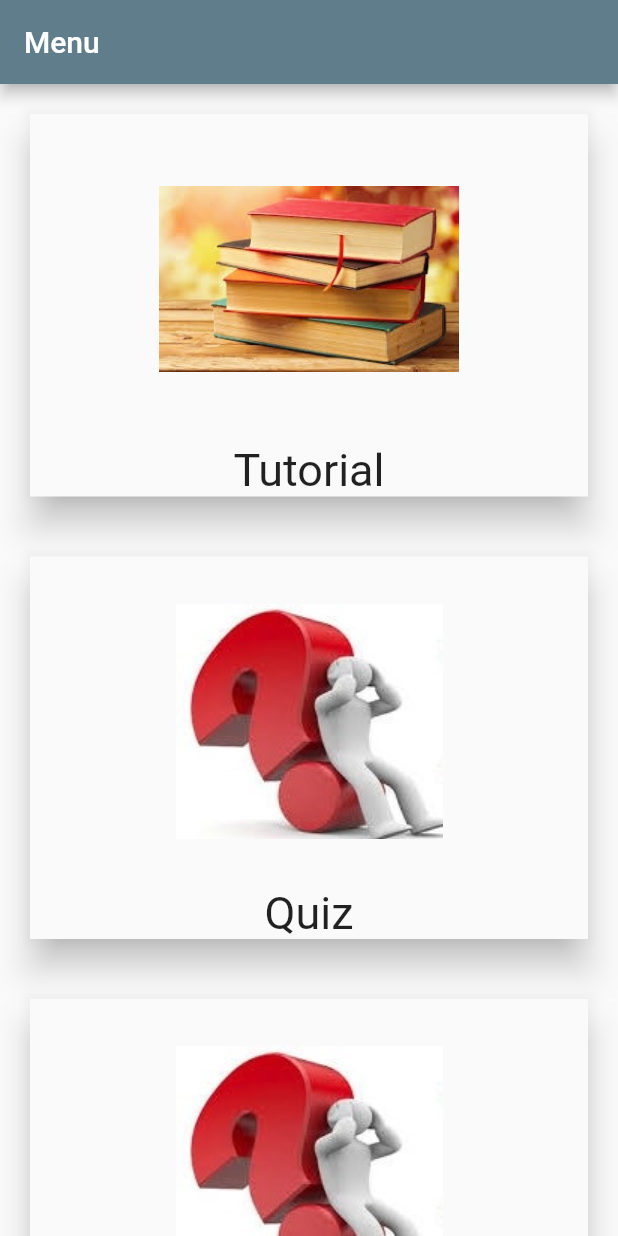
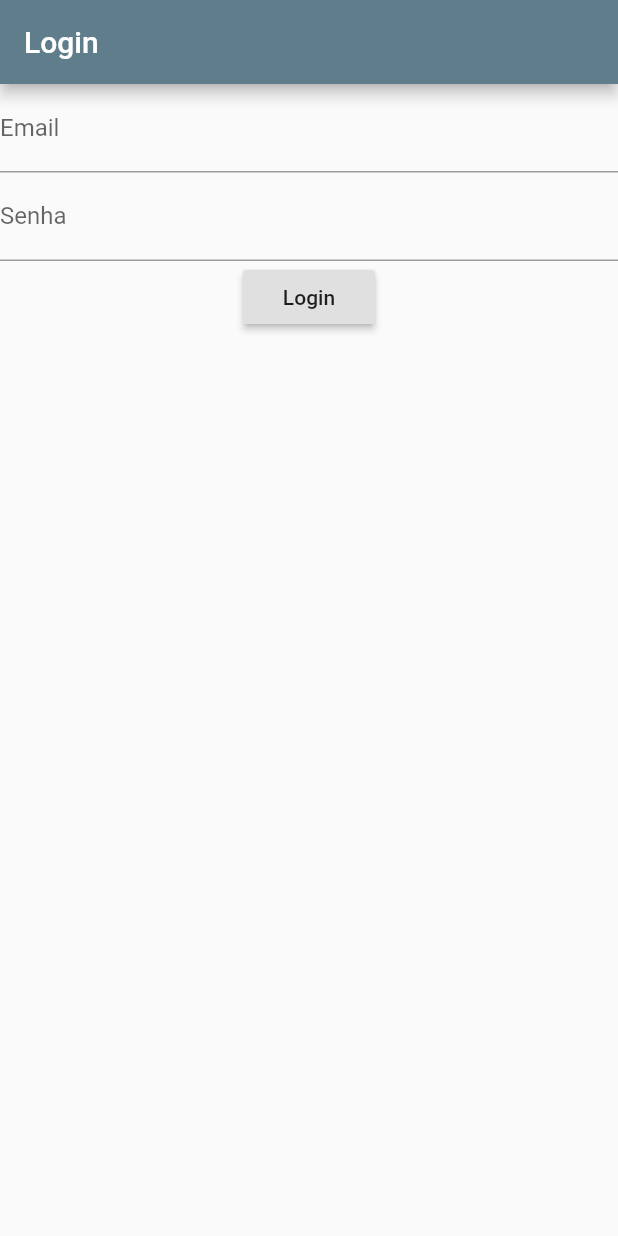
Before and after one commit to danillofc/fpa, a Flutter app: the screen it shows after launch, on a phone screen of 412 x 824 dp. Run offline on Flutter 3.47's test engine with Material 2 defaults, Android fonts, the phone set to English and light mode, and no system bars.

Commit message:
Atualização

```diff
--- a/calcajeans/lib/confeccao.dart
+++ b/calcajeans/lib/confeccao.dart
@@ -1,5 +1,5 @@
 import 'package:flutter/material.dart';
-import 'package:calcajeans/confeccaodescricao.dart';
+import 'confeccaodescricao.dart';
 
 class confeccao extends StatefulWidget {
   @override
--- a/calcajeans/lib/confeccaodescricao.dart
+++ b/calcajeans/lib/confeccaodescricao.dart
@@ -1,6 +1,7 @@
-import 'package:calcajeans/confeccao.dart';
-import 'package:calcajeans/tutorial.dart';
 import 'package:flutter/material.dart';
+import 'confeccao.dart';
+import 'tutorial.dart';
+
 
 class confeccaodescricao extends StatelessWidget {
   String maq;
--- a/calcajeans/lib/flash.dart
+++ b/calcajeans/lib/flash.dart
@@ -1,7 +1,7 @@
-import 'package:calcajeans/login.dart';
+import 'package:flutter/material.dart';
+import 'login.dart';
 import 'dart:async';
-import 'package:flutter/material.dart';
-import 'package:calcajeans/home.dart';
+
 
 class telaflash extends StatefulWidget {
   @override
@@ -9,12 +9,13 @@ class telaflash extends StatefulWidget {
 }
 
 class _telaflashState extends State<telaflash> {
+
   @override
   void initState() {
     super.initState();
     Timer(Duration(seconds: 2), () {
       Navigator.of(context).pushReplacement(MaterialPageRoute(
-        builder: (context) => home(), //será Login, quando tiver pronta
+        builder: (context) => telalogin(), //será Login, quando tiver pronta
       ));
     });
   }
--- a/calcajeans/lib/home.dart
+++ b/calcajeans/lib/home.dart
@@ -1,9 +1,9 @@
 import 'package:flutter/material.dart';
-import 'package:flutter/services.dart';
-import 'package:calcajeans/quizpage.dart';
-import 'package:calcajeans/tutorial.dart';
+import 'quizpage.dart';
+import "tutorial.dart";
 
 class home extends StatefulWidget {
+
   @override
   _homeState createState() => _homeState();
 }
--- a/calcajeans/lib/login.dart
+++ b/calcajeans/lib/login.dart
@@ -1,7 +1,76 @@
-// import 'package:flutter/material.dart';
-// import 'package:calcajeans/home.dart';
+import 'package:flutter/material.dart';
+import 'home.dart';
 
-// class login extends StatefulWidget {
-//   @override
-//   _loginState createState() => _loginState();
-// }
+class telalogin extends StatefulWidget {
+  @override
+  _telaloginState createState() => _telaloginState();
+}
+
+class _telaloginState extends State<telalogin> {
+
+  String _email;
+  String _password;
+  final GlobalKey<FormState> _formKey = GlobalKey<FormState>(); //Tirei o 'final'
+
+  @override
+  Widget build(BuildContext context) {
+    return Scaffold(
+      appBar: AppBar(
+        title: Text('Login'),
+      ),
+      body: Form(
+        key: _formKey,
+        child: Column(
+          children: <Widget>[
+            TextFormField(
+              validator: (input) {
+                if (input.isEmpty) {
+                  return "Informe o email";
+                }
+              },
+              onSaved: (input) => _email = input,
+              decoration: InputDecoration(labelText: "Email"),
+            ),
+            TextFormField(
+              validator: (input) {
+                if (input.length < 6) {
+                  return "Informe uma senha com no mínimo 6 dígitos";
+                }
+              },
+              onSaved: (input) => _password = input,
+              decoration: InputDecoration(labelText: "Senha"),
+              obscureText: true,
+            ),
+            RaisedButton(
+              // onPressed: signin(email,password).whenComplete(() =>
+              //   Navigator.of(context).pushReplacement(MaterialPageRoute(builder: (context)=>home())))
+              // ),
+              onPressed: () {
+                Navigator.of(context).pushReplacement(MaterialPageRoute(
+                  builder: (context) =>
+                      home(), //será Login, quando tiver pronta
+                ));
+              },
+              child: Text("Login"),
+            ),
+          ],
+        ),
+      ),
+    );
+  }
+
+  // }
+  // Future<void> signIn() async {
+  //   final formState = _formKey.currentState;
+  //   if (formState.validate()) {
+  //     formState.save();
+  //     try {
+  //       User usuario = await FirebaseAuth.instance.signInWithEmailAndPassword(email: _email, password: _password);
+  //       Navigator.push(context, MaterialPageRoute(builder: (context) => home(user: usuario)));
+  //     } catch (e) {
+  //       print(e.message);
+  //     }
+  //   }
+  // }
+
+}
--- a/calcajeans/lib/main.dart
+++ b/calcajeans/lib/main.dart
@@ -1,5 +1,5 @@
 import 'package:flutter/material.dart';
-import 'package:calcajeans/flash.dart';
+import 'flash.dart';
 
 void main() => runApp(MyApp());
 
--- a/calcajeans/lib/maquinas.dart
+++ b/calcajeans/lib/maquinas.dart
@@ -1,8 +1,8 @@
 import 'package:flutter/material.dart';
 import 'package:flutter/services.dart';
-import 'package:calcajeans/quizpage.dart';
-import 'package:calcajeans/flash.dart';
-import 'package:calcajeans/maqdescricao.dart';
+import 'quizpage.dart';
+import 'flash.dart';
+import 'maqdescricao.dart';
 
 class maquinas extends StatefulWidget {
   @override
--- a/calcajeans/lib/resultpage.dart
+++ b/calcajeans/lib/resultpage.dart
@@ -1,5 +1,5 @@
 import 'package:flutter/material.dart';
-import 'package:calcajeans/quizpage.dart';
+import 'quizpage.dart';
 
 class resultpage extends StatefulWidget {
   int acertos;
@@ -19,13 +19,13 @@ class _resultpageState extends State<resultpage> {
         title: Text(
           "Resultado",
           style: TextStyle(
-            fontSize: 70.0,
+            fontSize: 30.0,
           ),
         ),
       ),
       body: Center(
         child: Text(
-          "Você acertou $acertos perguntas",
+          "Você acertou $acertos pergunta(s)",
           style: TextStyle(
             fontSize: 30.0,
           ),
--- a/calcajeans/lib/tutorial.dart
+++ b/calcajeans/lib/tutorial.dart
@@ -1,7 +1,7 @@
-import 'package:calcajeans/confeccao.dart';
+import 'confeccao.dart';
 import 'package:flutter/material.dart';
 import 'package:flutter/services.dart';
-import 'package:calcajeans/maquinas.dart';
+import 'maquinas.dart';
 
 class tutorial extends StatefulWidget {
   @override
```
Also changed, not shown: calcajeans/assets/perguntas.json (+60 -60 lines), calcajeans/lib/maqdescricao.dart (+14 -6 lines), calcajeans/lib/quizpage.dart (+74 -21 lines), calcajeans/lib/teste.dart (+29 -0 lines), calcajeans/pubspec.yaml (+6 -2 lines), calcajeans/pubspec.lock, 3 other files.
